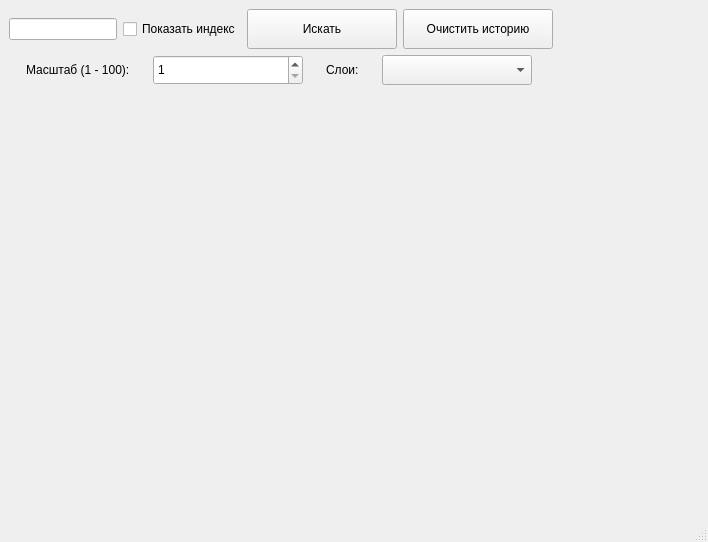
The window that design.ui (Shubarin/maps_api) describes before a commit, drawn with Qt 5.
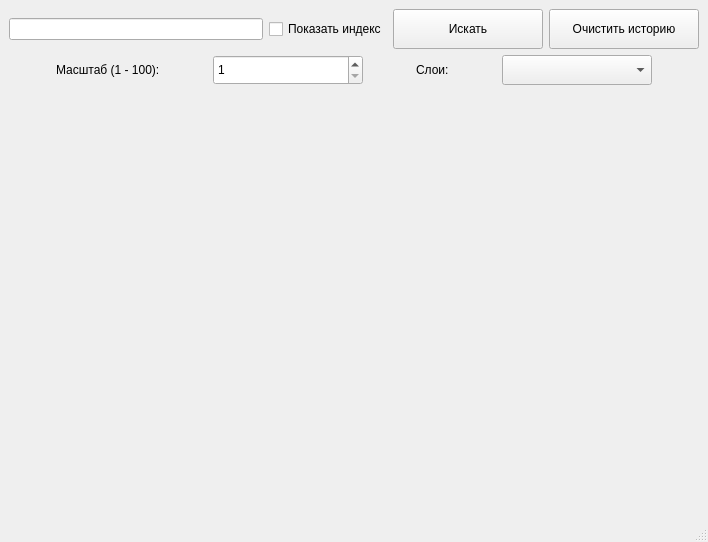
The same window after the commit.

Commit message: add right mouse button clicked and search for organisations

Patch:
```diff
--- a/design.ui
+++ b/design.ui
@@ -20,16 +20,7 @@
    <string>MainWindow</string>
   </property>
   <widget class="QWidget" name="centralwidget">
-   <property name="sizePolicy">
-    <sizepolicy hsizetype="Fixed" vsizetype="Fixed">
-     <horstretch>0</horstretch>
-     <verstretch>0</verstretch>
-    </sizepolicy>
-   </property>
    <layout class="QHBoxLayout" name="horizontalLayout">
-    <property name="sizeConstraint">
-     <enum>QLayout::SetFixedSize</enum>
-    </property>
     <item>
      <layout class="QGridLayout" name="gridLayout">
       <item row="3" column="0">
```
The commit also changes 2 other files.
